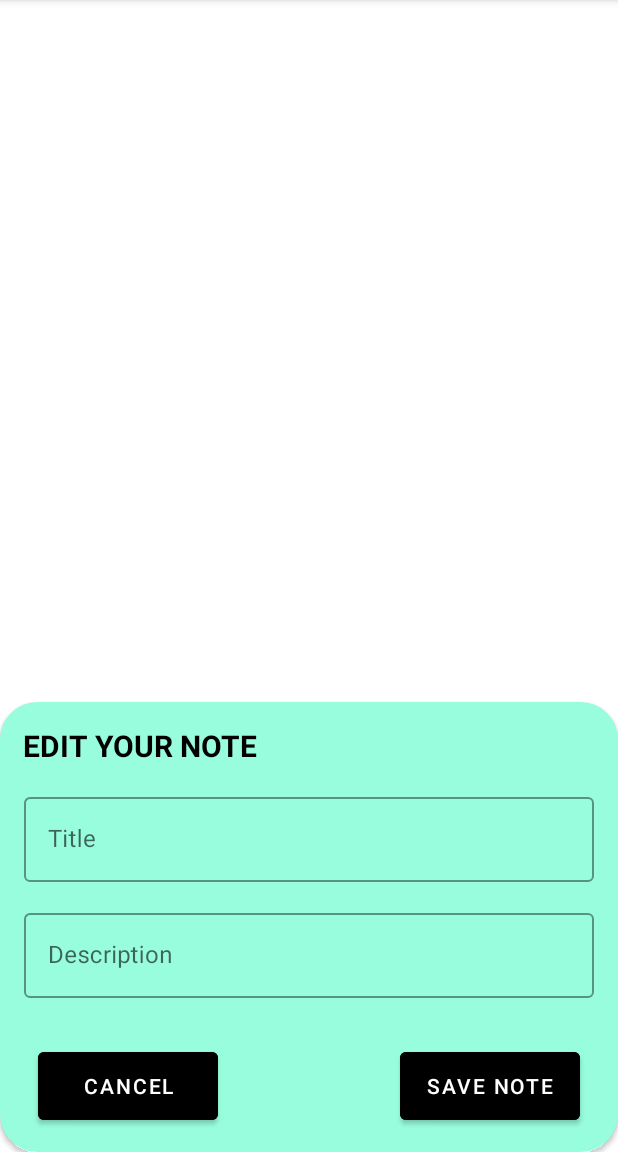
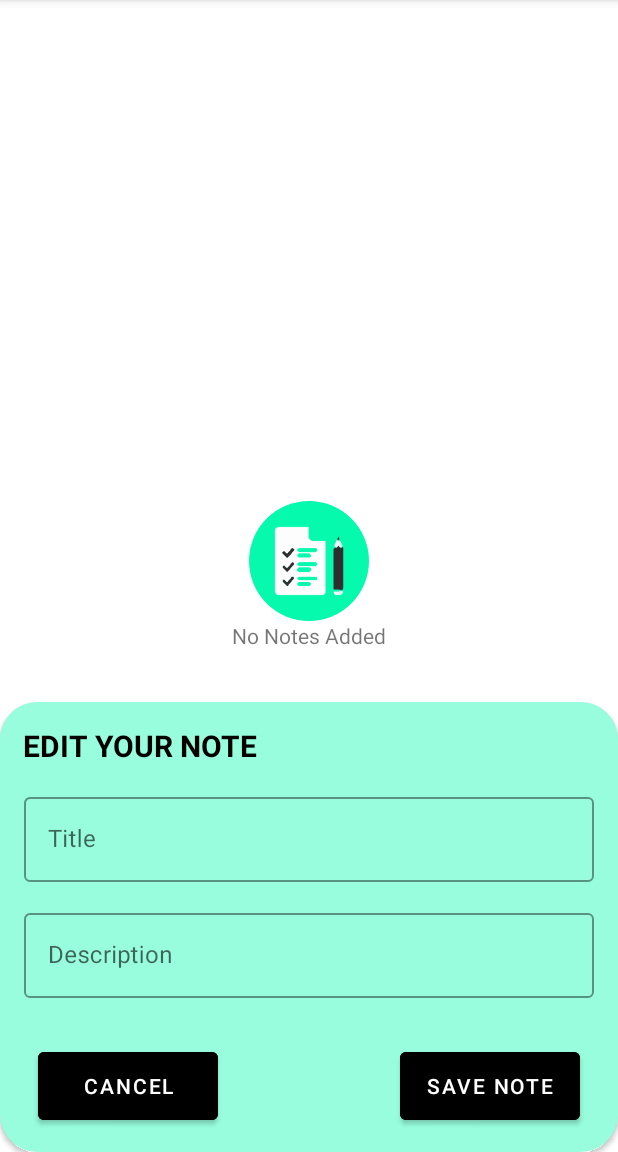
Before and after one commit to sanskrutidholu/TaskGather, an Android app: the fragment EditNoteFragment placed in its activity, on a phone screen of 412 x 824 dp, the part 84-1236 px from its top. Run offline under Robolectric (Android 15) with nearby library versions, the phone set to English and light mode, and no system bars; our stand-ins replace CircleImageView, Firebase (no records; nobody signed in at launch, a user with empty details on screens opened directly); plain views replace FloatingActionButton, FloatingActionMenu; 3 statements that could not run were skipped.

```diff
--- a/app/src/main/java/com/example/taskgather/activities/MainActivity.kt
+++ b/app/src/main/java/com/example/taskgather/activities/MainActivity.kt
@@ -3,7 +3,10 @@ package com.example.taskgather.activities
 import android.content.Intent
 import androidx.appcompat.app.AppCompatActivity
 import android.os.Bundle
+import android.util.Log
 import com.example.taskgather.databinding.ActivityMainBinding
+import com.google.firebase.auth.FirebaseAuth
+import com.google.firebase.database.*
 
 class MainActivity : AppCompatActivity() {
 
@@ -13,6 +16,14 @@ class MainActivity : AppCompatActivity() {
         super.onCreate(savedInstanceState)
         binding = ActivityMainBinding.inflate(layoutInflater)
         setContentView(binding.root)
+
+        if (FirebaseAuth.getInstance().uid == null){
+            val intent = Intent(this, LoginActivity::class.java)
+            intent.flags = Intent.FLAG_ACTIVITY_NEW_TASK or Intent.FLAG_ACTIVITY_CLEAR_TASK
+            startActivity(intent)
+        }else{
+            checkUserExists()
+        }
 
         binding.menuAddNotes.setOnClickListener {
             val intent = Intent(this, NoteActivity::class.java)
@@ -26,4 +37,26 @@ class MainActivity : AppCompatActivity() {
             binding.fabMenu.close(true)
         }
     }
+
+    private fun checkUserExists() {
+        val userRef : DatabaseReference = FirebaseDatabase.getInstance().getReference("Users").child(FirebaseAuth.getInstance().uid.toString())
+        //val ref = DatabaseLocations.getUserReference(FirebaseAuth.getInstance().uid.toString())
+        userRef.addListenerForSingleValueEvent(object: ValueEventListener {
+            override fun onDataChange(snapshot: DataSnapshot) {
+                if (snapshot.value == null){
+                    redirectToRegisterNewUser()
+                    Log.d("MainActivity", "User Not Exists")
+                }
+            }
+
+            override fun onCancelled(error: DatabaseError) {
+                TODO("Not yet implemented")
+            }
+        })
+    }
+
+    private fun redirectToRegisterNewUser() {
+        val intent = Intent(this, LoginActivity::class.java)
+        startActivity(intent)
+    }
 }
--- a/app/src/main/java/com/example/taskgather/activities/RegistrationActivity.kt
+++ b/app/src/main/java/com/example/taskgather/activities/RegistrationActivity.kt
@@ -46,7 +46,7 @@ class RegistrationActivity : AppCompatActivity() {
         auth.createUserWithEmailAndPassword(email, password)
             .addOnCompleteListener(this) { task ->
                 if (task.isSuccessful) {
-                    FirebaseOperations().registerUser(auth.currentUser!!.uid,userName,email)
+                    FirebaseOperations().registerUser(auth.currentUser!!.uid,userName,email,0,0)
                     Toast.makeText(this, "User registered...", Toast.LENGTH_LONG).show()
                     startActivity(Intent(this, MainActivity::class.java))
                     finish()
--- a/app/src/main/java/com/example/taskgather/adapters/NoteAdapter.kt
+++ b/app/src/main/java/com/example/taskgather/adapters/NoteAdapter.kt
@@ -13,6 +13,7 @@ import com.example.taskgather.conversion.TimeConversion
 import com.example.taskgather.models.NoteModel
 import com.example.taskgather.utils.FirebaseOperations
 import com.google.android.material.snackbar.Snackbar
+import com.google.firebase.auth.FirebaseAuth
 import java.util.*
 
 class NoteAdapter(var context: Context, var noteList : ArrayList<NoteModel>, var listener: ItemClickListener)
@@ -38,7 +39,7 @@ class NoteAdapter(var context: Context, var noteList : ArrayList<NoteModel>, var
             Snackbar.make(v, "Are you sure to delete", Snackbar.LENGTH_SHORT)
                 .setAction("Delete", View.OnClickListener {
 
-                    FirebaseOperations().deleteSingleNote(noteItem.noteId)
+                    FirebaseOperations().deleteSingleNote(noteItem.noteId,noteItem.userId)
                     notifyItemRemoved(position)
 
                 }).show()
@@ -68,5 +69,4 @@ class NoteAdapter(var context: Context, var noteList : ArrayList<NoteModel>, var
 
 interface ItemClickListener{
     fun onEditClick(noteModel: NoteModel)
-
 }
--- a/app/src/main/java/com/example/taskgather/fragments/UploadImagesFragment.kt
+++ b/app/src/main/java/com/example/taskgather/fragments/UploadImagesFragment.kt
@@ -57,7 +57,7 @@ class UploadImagesFragment : Fragment() {
                 ref.putBytes(ImageConversion.bitmapToByteArray(imageBitmap!!,500000))
                     .addOnSuccessListener {
                         ref.downloadUrl.addOnSuccessListener {
-                            FirebaseOperations().uploadImageToDatabase(auth.currentUser!!.uid,filename,captionEditText.text.toString(),it.toString(),currentTime)
+                            FirebaseOperations().saveImageNote(auth.currentUser!!.uid,filename,captionEditText.text.toString(),it.toString(),currentTime)
                             Toast.makeText(this.requireContext(), "Uploading...", Toast.LENGTH_SHORT).show()
                             layout.visibility = View.GONE
                         }
--- a/app/src/main/java/com/example/taskgather/models/UserModel.kt
+++ b/app/src/main/java/com/example/taskgather/models/UserModel.kt
@@ -3,6 +3,8 @@ package com.example.taskgather.models
 class UserModel (
     var userId: String,
     var userName: String,
-    var userEmail: String, ) {
-    constructor() : this("","","")
+    var userEmail: String,
+    var totalNotes:Int,
+    var totalImages:Int ) {
+    constructor() : this("","","",0,0)
 }
--- a/app/src/main/res/layout/activity_main.xml
+++ b/app/src/main/res/layout/activity_main.xml
@@ -6,6 +6,28 @@
     xmlns:fab="http://schemas.android.com/apk/res-auto"
     xmlns:app="http://schemas.android.com/apk/res-auto"
     android:id="@+id/fragment_container">
+
+    <LinearLayout
+        android:id="@+id/layoutNoNote"
+        android:layout_width="wrap_content"
+        android:layout_height="wrap_content"
+        android:orientation="vertical"
+        android:layout_gravity="center">
+
+        <de.hdodenhof.circleimageview.CircleImageView
+            android:id="@+id/profile_image"
+            android:layout_width="80dp"
+            android:layout_height="80dp"
+            android:layout_gravity="center"
+            android:src="@drawable/empty_view_bg2"/>
+
+        <TextView
+            android:layout_width="wrap_content"
+            android:layout_height="wrap_content"
+            android:layout_gravity="center"
+            android:text="No Notes Added" />
+
+    </LinearLayout>
 
     <com.github.clans.fab.FloatingActionMenu
         android:id="@+id/fab_menu"
```
Also changed, not shown: app/src/main/java/com/example/taskgather/adapters/ImageAdapter.kt (+1 -7 lines), app/src/main/java/com/example/taskgather/utils/FirebaseOperations.kt (+86 -11 lines).
